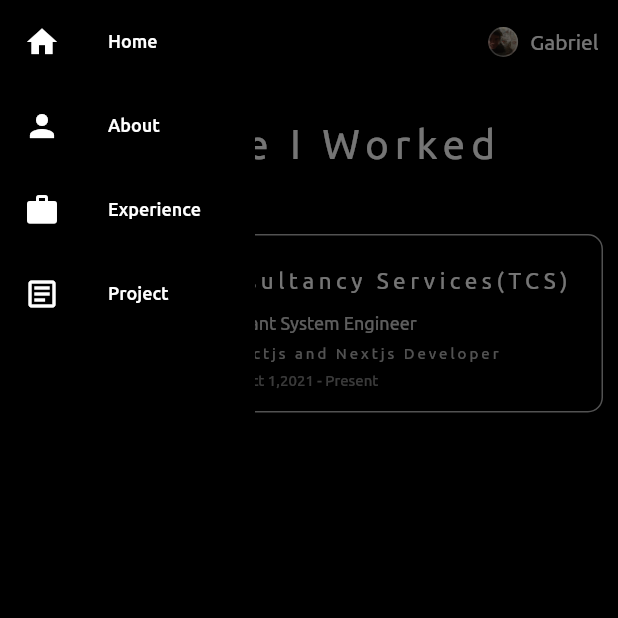
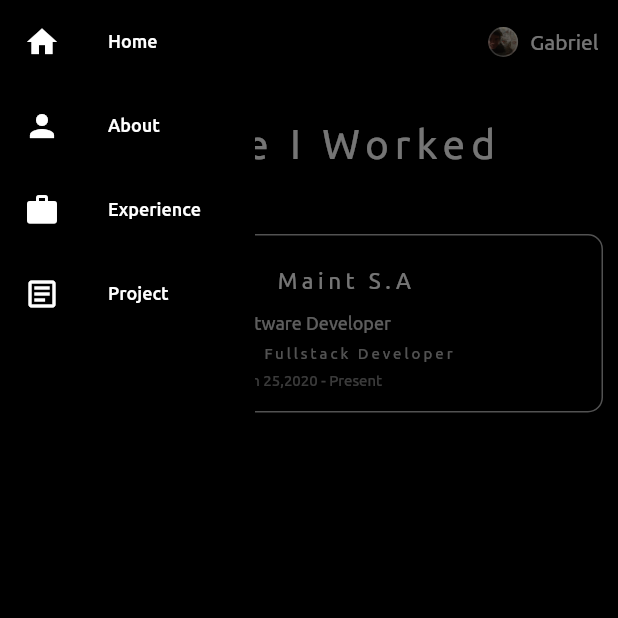
Before and after one commit to gfranco85/flutter_web_test, a Flutter app: the Experience screen opened directly, with the side drawer open, on a phone screen of 412 x 824 dp, the top half of it. Run offline on Flutter 3.47's test engine with Material 2 defaults, Android fonts, the phone set to English and light mode, and no system bars; drawn by our look-alikes of animated_text_kit; our stand-ins replace flutter_spinkit, velocity_x.

```diff
--- a/lib/Adapter/HomePageAdapter/IntroDuctionAnimationTextAdapter.dart
+++ b/lib/Adapter/HomePageAdapter/IntroDuctionAnimationTextAdapter.dart
@@ -139,13 +139,13 @@ class _IntroDuctionAnimationTextAdapterState
                       color: Colors.white38,
                     ),
                     child: TextButton(
-                      child: Text(
+                      child: const Text(
                         "    Resume    ",
                         style: TextStyle(color: Colors.black, fontSize: 15),
                       ),
                       onPressed: () {
                         launch(
-                            "https://drive.google.com/file/d/1VoUkdWeccwntgGrs-tFTj8VNGqpQmYPl/view?usp=sharing");
+                            "https://docs.google.com/document/d/0BxULScNDEAwfRnI4dC1GZnROQVVjel9jTlVuMEpmNXRmcXRj/edit?usp=sharing&ouid=113908384930778325018&resourcekey=0-SBX_dkjMRzmmco9s1DOSUQ&rtpof=true&sd=true");
                       },
                     ),
                   );
--- a/lib/Variable.dart
+++ b/lib/Variable.dart
@@ -30,15 +30,15 @@ const String WHO_AM_I =
 
 //EDUCATION
 const String DEGREE =
-    "Bachelor of Technology in Computer Science & Engineering ( 2008-2014 ) ";
+    "Engineering in Computer Science & Engineering ( 2009-2013 ) ";
 const String COLLEGE_NAME = "Escuela Superior Politecnica del Litoral";
 const String CGPA = "DGPA :- 8.22";
 
-const String TWELVETH_SCHOOL = "KATWA BHARATI BHABAN";
+const String TWELVETH_SCHOOL = "Albohispano High School";
 const String TWELVETH_PERCENTAGE = "Percentage :- 73.6";
 
-const String TENTH_SCHOOL = "PURULIA MAHENDRA VIDYAPITH";
-const String TENTH_PERCENTAGE = "Percentage :- 85.71";
+const String TENTH_SCHOOL = "";
+const String TENTH_PERCENTAGE = "";
 
 //SKILLS
 const Skills = [
@@ -57,23 +57,23 @@ const Skills = [
 const Experiences = [
   {
     "CompanyLogoPath": 'assets/images/tcslogo.jpeg',
-    "CompanyName": "Tata Consultancy Services(TCS)",
-    "WorkDescription": "Assistant System Engineer",
-    "WorkDetails": "Work as a Reactjs and Nextjs Developer",
-    "WorkDuration": "Oct 1,2021 - Present",
+    "CompanyName": "Maint S.A",
+    "WorkDescription": "Software Developer",
+    "WorkDetails": "Work as a Fullstack Developer",
+    "WorkDuration": "Jan 25,2020 - Present",
   },
   {
     "CompanyLogoPath": 'assets/images/qworkzLOGO.jpeg',
-    "CompanyName": "Qworkz Technology Solutions",
+    "CompanyName": "Reybanano del Pacifico",
     "WorkDescription": "Mobile Application Developer(Intern + Full Time)",
-    "WorkDuration": "May,2021 - Sep,2021",
-    "WorkDetails": "Work as a Flutter Frontend Developer",
+    "WorkDuration": "Ag,2014 - Jan,2020",
+    "WorkDetails": "Work as a TI Developer",
   },
   {
     "CompanyLogoPath": 'assets/images/digitalgriendlogo.png',
-    "CompanyName": "Digital Friend",
-    "WorkDescription": "Flutter Developer(Intern)",
-    "WorkDuration": "Apr,2021 - Sep,2021",
-    "WorkDetails": "Work as a Flutter , Springboot and NodeJs Developer",
+    "CompanyName": "E-tech",
+    "WorkDescription": "Developer(Intern)",
+    "WorkDuration": "Apr,2010 - Sep,2014",
+    "WorkDetails": "Work as a Springboot and NodeJs Developer",
   }
 ];
```
Also changed, not shown: 1 other file.
